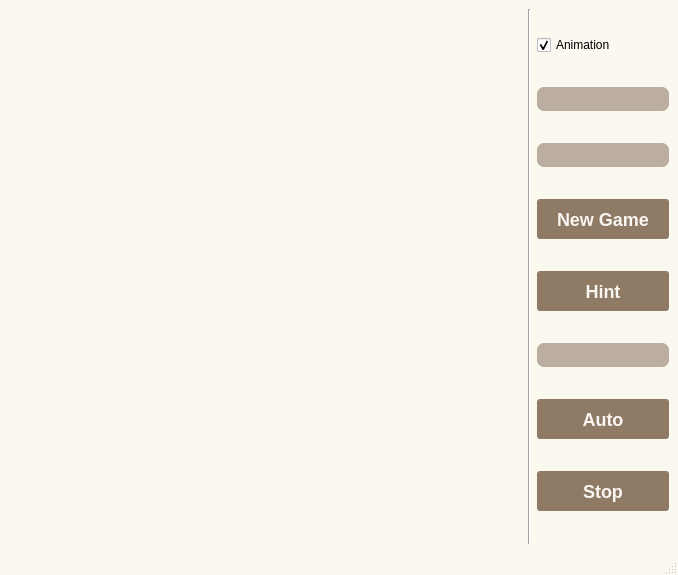
Old version of the form 2048/window2048.ui in the repository w43322/q2048Klotski.
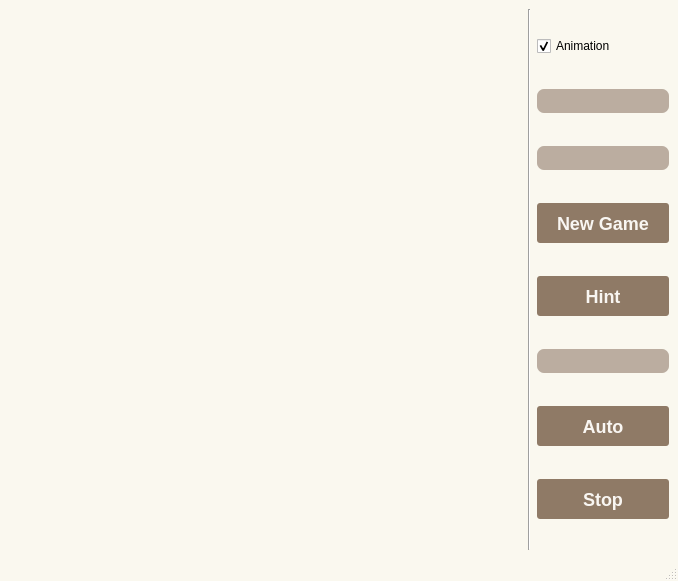
New version of the form.

Commit message: upadde ui font

Diff of the .ui file:
```diff
--- a/2048/window2048.ui
+++ b/2048/window2048.ui
@@ -7,7 +7,7 @@
     <x>0</x>
     <y>0</y>
     <width>678</width>
-    <height>575</height>
+    <height>581</height>
    </rect>
   </property>
   <property name="focusPolicy">
```
Left out of the diff: 4 changed lines with no effect on the pictures. The commit also changes 3 other files.
